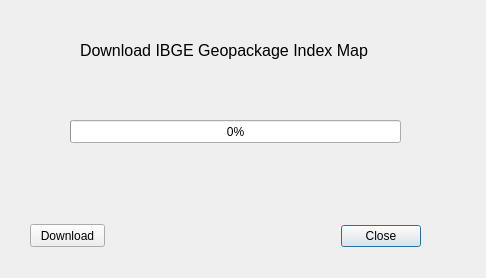
IBGE-DGC/ibge_cartography_index_map, file download_ibge_cartography_index_map_dialog_base.ui: the form before one commit.
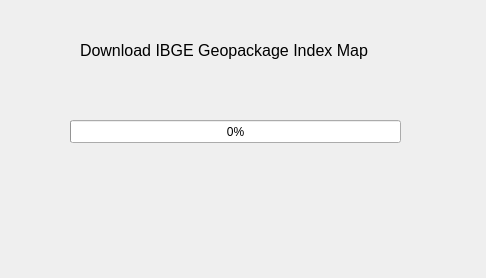
The form after the commit.

Commit message: Update gui to remove buttons while downloading, only show download progress bar, and when it finishes, open the layers in the Legend

Patch:
```diff
--- a/download_ibge_cartography_index_map_dialog_base.ui
+++ b/download_ibge_cartography_index_map_dialog_base.ui
@@ -13,22 +13,6 @@
   <property name="windowTitle">
    <string>IBGE Cartography Index Map</string>
   </property>
-  <widget class="QDialogButtonBox" name="button_box">
-   <property name="geometry">
-    <rect>
-     <x>340</x>
-     <y>220</y>
-     <width>81</width>
-     <height>32</height>
-    </rect>
-   </property>
-   <property name="orientation">
-    <enum>Qt::Horizontal</enum>
-   </property>
-   <property name="standardButtons">
-    <set>QDialogButtonBox::Close</set>
-   </property>
-  </widget>
   <widget class="QLabel" name="label">
    <property name="geometry">
     <rect>
@@ -60,19 +44,6 @@
     <number>0</number>
    </property>
   </widget>
-  <widget class="QPushButton" name="pushButton_2">
-   <property name="geometry">
-    <rect>
-     <x>30</x>
-     <y>224</y>
-     <width>75</width>
-     <height>23</height>
-    </rect>
-   </property>
-   <property name="text">
-    <string>Download</string>
-   </property>
-  </widget>
  </widget>
  <resources/>
  <connections>
```
Left out of the diff: 35 changed lines with no effect on the pictures. The commit also changes 1 other file.
